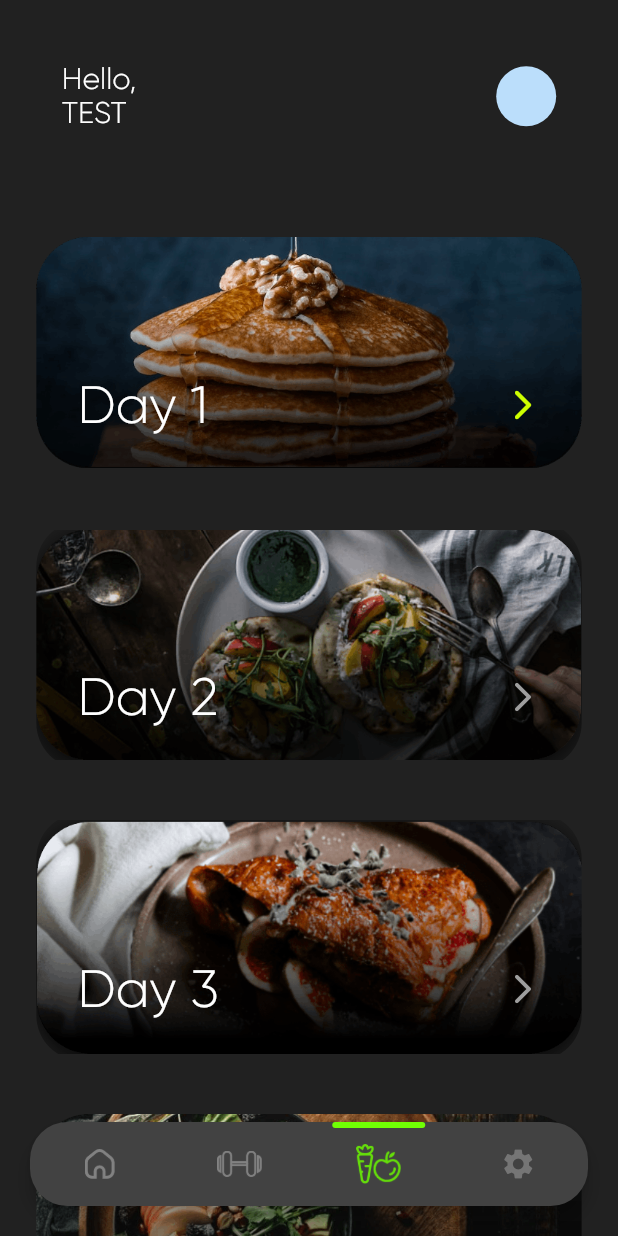
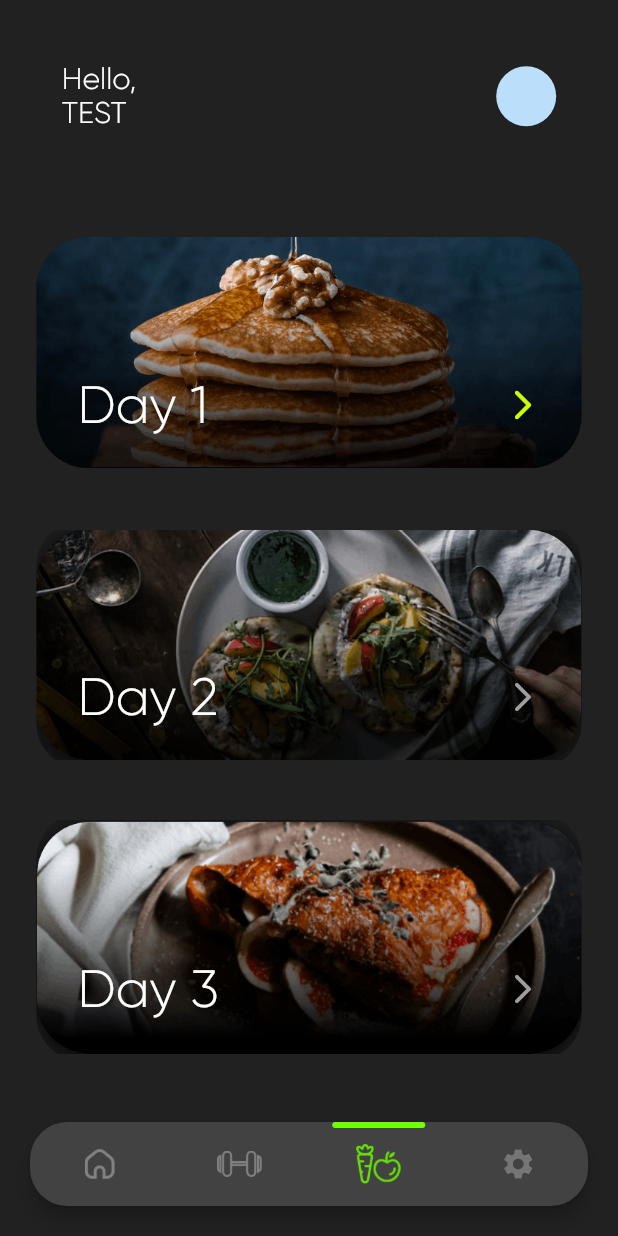
Before and after one commit to AWsabry-Projects/BeChamp_app, a Flutter app: the Home screen opened directly, item 3 of the bottom bar chosen, on a phone screen of 412 x 824 dp. Run offline on Flutter 3.47's test engine with Material 2 defaults, Android fonts, the light colour scheme and no system bars; drawn by our look-alikes of flutter_snake_navigationbar; our stand-ins replace circular_countdown_timer, page_indicator; missing offline and left inert: otp_pin_field, vertical_picker.

Commit message:
edits from AWsabry

```diff
--- a/lib/main.dart
+++ b/lib/main.dart
@@ -4,6 +4,7 @@
 
 void main(List<String> args) {
   runApp(MaterialApp(
+    debugShowCheckedModeBanner: false,
     home: Directionality(
         textDirection: isEnglish ? TextDirection.ltr : TextDirection.rtl,
         child: const Boarding()),
--- a/lib/shared/shared.dart
+++ b/lib/shared/shared.dart
@@ -22,9 +22,9 @@
             fontSize: 20,
             color: Colors.white), //and normal text paragraphs
         titleLarge: TextStyle(
-          color: Colors.black,
-          fontSize: 25,
-        ), //button text
+            color: Colors.black,
+            fontSize: 22,
+            fontWeight: FontWeight.w700), //button text
         displayLarge: TextStyle(
           color: Colors.white,
           fontSize: 50,
--- a/lib/views/Home/home.dart
+++ b/lib/views/Home/home.dart
@@ -23,7 +23,7 @@
       textDirection: isEnglish ? TextDirection.ltr : TextDirection.rtl,
       child: Scaffold(
           extendBody: true,
-          body: pages[currentIndex],
+          body: SafeArea(child: pages[currentIndex]),
           bottomNavigationBar: SnakeNavigationBar.color(
               elevation: 5,
               unselectedItemColor: Colors.grey,
--- a/lib/views/Nutrition/Nutrition Page 1/nutritionPage.dart
+++ b/lib/views/Nutrition/Nutrition Page 1/nutritionPage.dart
@@ -11,7 +11,8 @@
     return Directionality(
       textDirection: isEnglish ? TextDirection.ltr : TextDirection.rtl,
       child: Scaffold(
-        body: SingleChildScrollView(
+        body: SafeArea(
+          child: SingleChildScrollView(
             child: Column(
               children: [
                 Padding(
@@ -95,6 +96,7 @@
             ),
           ),
         ),
+      ),
     );
   }
 }
--- a/lib/views/Settings View/settings.dart
+++ b/lib/views/Settings View/settings.dart
@@ -20,7 +20,7 @@
           children: [
             Stack(children: [
               Container(
-                margin: const EdgeInsets.only(top: 60),
+                // margin: const EdgeInsets.only(top: 20),
                 padding: const EdgeInsets.all(20),
                 width: double.maxFinite,
                 height: MediaQuery.of(context).size.height / 1.3,
--- a/pubspec.yaml
+++ b/pubspec.yaml
@@ -19,7 +19,7 @@
 version: 1.0.0+1
 
 environment:
-  sdk: '>=3.0.6 <4.0.0'
+  sdk: '>=3.0.5 <4.0.0'
 
 # Dependencies specify other packages that your package needs in order to work.
 # To automatically upgrade your package dependencies to the latest versions
```
Also changed, not shown: pubspec.lock, 2 other files. Lines whose indentation alone changed are shown as unchanged.
